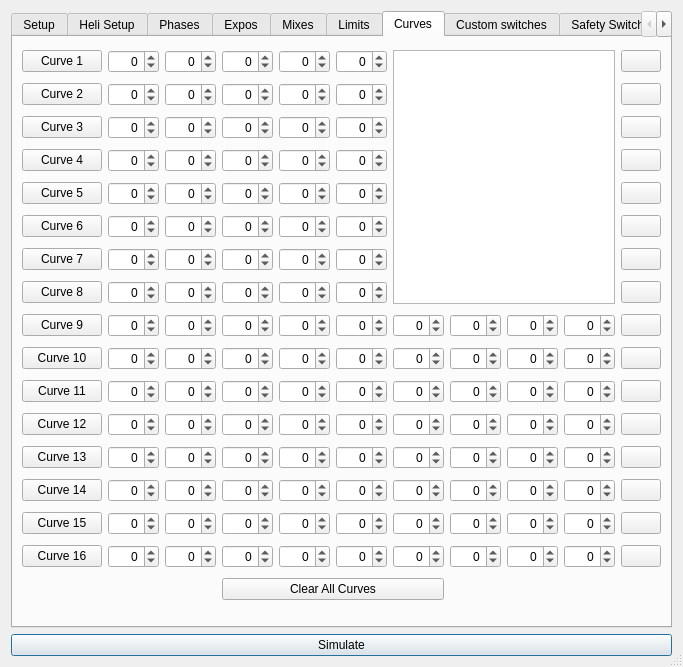
First picture: the form in src/modeledit.ui, repository roberto1903/companion9x, before the edit.
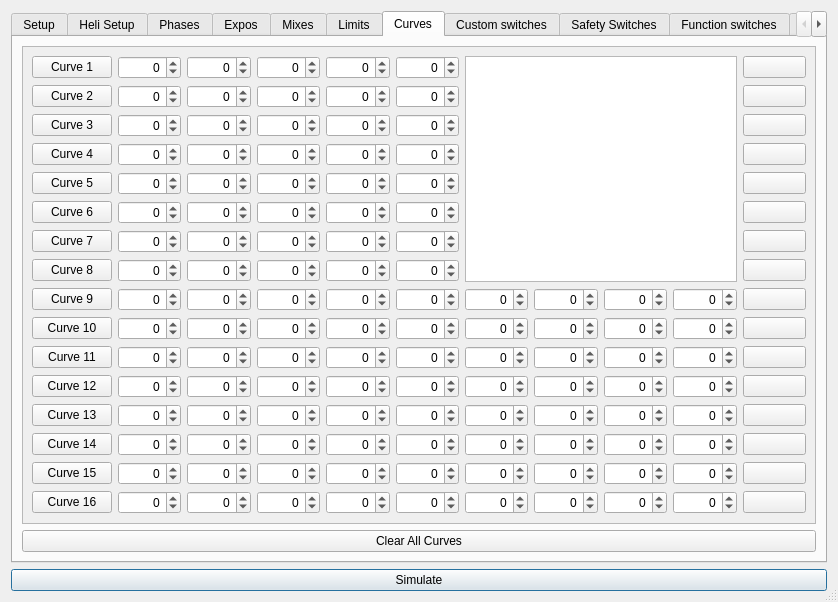
Second picture: the form after the edit. The open tabs and pages were chosen to show the change. Icons and pictures are not drawn.

Commit message: Issue 4 solved

The edit to the form file:
```diff
--- a/src/modeledit.ui
+++ b/src/modeledit.ui
@@ -6,8 +6,8 @@
    <rect>
     <x>0</x>
     <y>0</y>
-    <width>682</width>
-    <height>667</height>
+    <width>838</width>
+    <height>602</height>
    </rect>
   </property>
   <property name="windowTitle">
@@ -3507,184 +3507,37 @@
       <attribute name="title">
        <string>Curves</string>
       </attribute>
-      <layout class="QGridLayout" name="gridLayout_7" columnstretch="0,10,10,10,10,10,10,10,10,10,0">
-       <item row="0" column="0">
-        <widget class="QPushButton" name="curveEdit_1">
-         <property name="text">
-          <string>Curve 1</string>
+      <layout class="QVBoxLayout" name="verticalLayout_4">
+       <item>
+        <widget class="QScrollArea" name="scrollArea_2">
+         <property name="sizePolicy">
+          <sizepolicy hsizetype="Expanding" vsizetype="Expanding">
+           <horstretch>1</horstretch>
+           <verstretch>0</verstretch>
+          </sizepolicy>
          </property>
-        </widget>
-       </item>
-       <item row="0" column="1">
-        <widget class="QSpinBox" name="curvePt1_1">
-         <property name="alignment">
-          <set>Qt::AlignRight|Qt::AlignTrailing|Qt::AlignVCenter</set>
+         <property name="horizontalScrollBarPolicy">
+          <enum>Qt::ScrollBarAsNeeded</enum>
          </property>
-         <property name="accelerated">
+         <property name="widgetResizable">
           <bool>true</bool>
          </property>
-         <property name="minimum">
-          <number>-100</number>
-         </property>
-         <property name="maximum">
-          <number>100</number>
-         </property>
-        </widget>
-       </item>
-       <item row="0" column="2">
-        <widget class="QSpinBox" name="curvePt2_1">
-         <property name="alignment">
-          <set>Qt::AlignRight|Qt::AlignTrailing|Qt::AlignVCenter</set>
-         </property>
-         <property name="accelerated">
-          <bool>true</bool>
-         </property>
-         <property name="minimum">
-          <number>-100</number>
-         </property>
-         <property name="maximum">
-          <number>100</number>
-         </property>
-        </widget>
-       </item>
-       <item row="0" column="3">
-        <widget class="QSpinBox" name="curvePt3_1">
-         <property name="alignment">
-          <set>Qt::AlignRight|Qt::AlignTrailing|Qt::AlignVCenter</set>
-         </property>
-         <property name="accelerated">
-          <bool>true</bool>
-         </property>
-         <property name="minimum">
-          <number>-100</number>
-         </property>
-         <property name="maximum">
-          <number>100</number>
-         </property>
-        </widget>
-       </item>
-       <item row="0" column="4">
-        <widget class="QSpinBox" name="curvePt4_1">
-         <property name="alignment">
-          <set>Qt::AlignRight|Qt::AlignTrailing|Qt::AlignVCenter</set>
-         </property>
-         <property name="accelerated">
-          <bool>true</bool>
-         </property>
-         <property name="minimum">
-          <number>-100</number>
-         </property>
-         <property name="maximum">
-          <number>100</number>
-         </property>
-        </widget>
-       </item>
-       <item row="0" column="5">
-        <widget class="QSpinBox" name="curvePt5_1">
-         <property name="alignment">
-          <set>Qt::AlignRight|Qt::AlignTrailing|Qt::AlignVCenter</set>
-         </property>
-         <property name="accelerated">
-          <bool>true</bool>
-         </property>
-         <property name="minimum">
-          <number>-100</number>
-         </property>
-         <property name="maximum">
-          <number>100</number>
-         </property>
-        </widget>
-       </item>
-       <item row="0" column="6" rowspan="8" colspan="4">
-        <widget class="QGraphicsView" name="curvePreview"/>
-       </item>
-       <item row="1" column="0">
-        <widget class="QPushButton" name="curveEdit_2">
-         <property name="text">
-          <string>Curve 2</string>
-         </property>
-        </widget>
-       </item>
-       <item row="1" column="1">
-        <widget class="QSpinBox" name="curvePt1_2">
-         <property name="alignment">
-          <set>Qt::AlignRight|Qt::AlignTrailing|Qt::AlignVCenter</set>
-         </property>
-         <property name="accelerated">
-          <bool>true</bool>
-         </property>
-         <property name="minimum">
-          <number>-100</number>
-         </property>
-         <property name="maximum">
-          <number>100</number>
-         </property>
-        </widget>
-       </item>
-       <item row="1" column="2">
-        <widget class="QSpinBox" name="curvePt2_2">
-         <property name="alignment">
-          <set>Qt::AlignRight|Qt::AlignTrailing|Qt::AlignVCenter</set>
-         </property>
-         <property name="accelerated">
-          <bool>true</bool>
-         </property>
-         <property name="minimum">
-          <number>-100</number>
-         </property>
-         <property name="maximum">
-          <number>100</number>
-         </property>
-        </widget>
-       </item>
-       <item row="1" column="3">
-        <widget class="QSpinBox" name="curvePt3_2">
-         <property name="alignment">
-          <set>Qt::AlignRight|Qt::AlignTrailing|Qt::AlignVCenter</set>
-         </property>
-         <property name="accelerated">
-          <bool>true</bool>
-         </property>
-         <property name="minimum">
-          <number>-100</number>
-         </property>
-         <property name="maximum">
-          <number>100</number>
-         </property>
-        </widget>
-       </item>
-       <item row="1" column="4">
-        <widget class="QSpinBox" name="curvePt4_2">
-         <property name="alignment">
-          <set>Qt::AlignRight|Qt::AlignTrailing|Qt::AlignVCenter</set>
-         </property>
-         <property name="accelerated">
-          <bool>true</bool>
-         </property>
-         <property name="minimum">
-          <number>-100</number>
-         </property>
-         <property name="maximum">
-          <number>100</number>
-         </property>
-        </widget>
-       </item>
-       <item row="1" column="5">
-        <widget class="QSpinBox" name="curvePt5_2">
-         <property name="alignment">
-          <set>Qt::AlignRight|Qt::AlignTrailing|Qt::AlignVCenter</set>
-         </property>
-         <property name="accelerated">
-          <bool>true</bool>
-         </property>
-         <property name="minimum">
-          <number>-100</number>
-         </property>
-         <property name="maximum">
-          <number>100</number>
-         </property>
-        </widget>
-       </item>
+         <widget class="QWidget" name="scrollAreaWidgetContents_3">
+          <property name="geometry">
+           <rect>
+            <x>0</x>
+            <y>-35</y>
+            <width>786</width>
+            <height>556</height>
+           </rect>
+          </property>
+          <property name="sizePolicy">
+           <sizepolicy hsizetype="MinimumExpanding" vsizetype="Preferred">
+            <horstretch>0</horstretch>
+            <verstretch>0</verstretch>
+           </sizepolicy>
+          </property>
+          <layout class="QGridLayout" name="gridLayout_7" columnstretch="0,0,0,0,0,0,0,0,0,0,0">
        <item row="2" column="0">
         <widget class="QPushButton" name="curveEdit_3">
          <property name="text">
@@ -5415,57 +5268,6 @@
          </property>
         </widget>
        </item>
-       <item row="0" column="10">
-        <widget class="QPushButton" name="resetCurve_1">
-         <property name="minimumSize">
-          <size>
-           <width>0</width>
-           <height>0</height>
-          </size>
-         </property>
-         <property name="text">
-          <string/>
-         </property>
-         <property name="icon">
-          <iconset resource="companion9x.qrc">
-           <normaloff>:/images/clear.png</normaloff>:/images/clear.png</iconset>
-         </property>
-        </widget>
-       </item>
-       <item row="1" column="10">
-        <widget class="QPushButton" name="resetCurve_2">
-         <property name="minimumSize">
-          <size>
-           <width>0</width>
-           <height>0</height>
-          </size>
-         </property>
-         <property name="text">
-          <string/>
-         </property>
-         <property name="icon">
-          <iconset resource="companion9x.qrc">
-           <normaloff>:/images/clear.png</normaloff>:/images/clear.png</iconset>
-         </property>
-        </widget>
-       </item>
-       <item row="2" column="10">
-        <widget class="QPushButton" name="resetCurve_3">
-         <property name="minimumSize">
-          <size>
-           <width>0</width>
-           <height>0</height>
-          </size>
-         </property>
-         <property name="text">
-          <string/>
-         </property>
-         <property name="icon">
-          <iconset resource="companion9x.qrc">
-           <normaloff>:/images/clear.png</normaloff>:/images/clear.png</iconset>
-         </property>
-        </widget>
-       </item>
        <item row="3" column="10">
         <widget class="QPushButton" name="resetCurve_4">
          <property name="minimumSize">
@@ -5687,7 +5489,239 @@
          </property>
         </widget>
        </item>
-       <item row="16" column="3" colspan="4">
+           <item row="1" column="4">
+            <widget class="QSpinBox" name="curvePt4_2">
+             <property name="alignment">
+              <set>Qt::AlignRight|Qt::AlignTrailing|Qt::AlignVCenter</set>
+             </property>
+             <property name="accelerated">
+              <bool>true</bool>
+             </property>
+             <property name="minimum">
+              <number>-100</number>
+             </property>
+             <property name="maximum">
+              <number>100</number>
+             </property>
+            </widget>
+           </item>
+           <item row="1" column="5">
+            <widget class="QSpinBox" name="curvePt5_2">
+             <property name="alignment">
+              <set>Qt::AlignRight|Qt::AlignTrailing|Qt::AlignVCenter</set>
+             </property>
+             <property name="accelerated">
+              <bool>true</bool>
+             </property>
+             <property name="minimum">
+              <number>-100</number>
+             </property>
+             <property name="maximum">
+              <number>100</number>
+             </property>
+            </widget>
+           </item>
+           <item row="1" column="1">
+            <widget class="QSpinBox" name="curvePt1_2">
+             <property name="alignment">
+              <set>Qt::AlignRight|Qt::AlignTrailing|Qt::AlignVCenter</set>
+             </property>
+             <property name="accelerated">
+              <bool>true</bool>
+             </property>
+             <property name="minimum">
+              <number>-100</number>
+             </property>
+             <property name="maximum">
+              <number>100</number>
+             </property>
+            </widget>
+           </item>
+           <item row="0" column="6" rowspan="8" colspan="4">
+            <widget class="QGraphicsView" name="curvePreview"/>
+           </item>
+           <item row="1" column="2">
+            <widget class="QSpinBox" name="curvePt2_2">
+             <property name="alignment">
+              <set>Qt::AlignRight|Qt::AlignTrailing|Qt::AlignVCenter</set>
+             </property>
+             <property name="accelerated">
+              <bool>true</bool>
+             </property>
+             <property name="minimum">
+              <number>-100</number>
+             </property>
+             <property name="maximum">
+              <number>100</number>
+             </property>
+            </widget>
+           </item>
+           <item row="1" column="3">
+            <widget class="QSpinBox" name="curvePt3_2">
+             <property name="alignment">
+              <set>Qt::AlignRight|Qt::AlignTrailing|Qt::AlignVCenter</set>
+             </property>
+             <property name="accelerated">
+              <bool>true</bool>
+             </property>
+             <property name="minimum">
+              <number>-100</number>
+             </property>
+             <property name="maximum">
+              <number>100</number>
+             </property>
+            </widget>
+           </item>
+           <item row="0" column="1">
+            <widget class="QSpinBox" name="curvePt1_1">
+             <property name="alignment">
+              <set>Qt::AlignRight|Qt::AlignTrailing|Qt::AlignVCenter</set>
+             </property>
+             <property name="accelerated">
+              <bool>true</bool>
+             </property>
+             <property name="minimum">
+              <number>-100</number>
+             </property>
+             <property name="maximum">
+              <number>100</number>
+             </property>
+            </widget>
+           </item>
+           <item row="2" column="10">
+            <widget class="QPushButton" name="resetCurve_3">
+             <property name="minimumSize">
+              <size>
+               <width>0</width>
+               <height>0</height>
+              </size>
+             </property>
+             <property name="text">
+              <string/>
+             </property>
+             <property name="icon">
+              <iconset resource="companion9x.qrc">
+               <normaloff>:/images/clear.png</normaloff>:/images/clear.png</iconset>
+             </property>
+            </widget>
+           </item>
+           <item row="0" column="3">
+            <widget class="QSpinBox" name="curvePt3_1">
+             <property name="alignment">
+              <set>Qt::AlignRight|Qt::AlignTrailing|Qt::AlignVCenter</set>
+             </property>
+             <property name="accelerated">
+              <bool>true</bool>
+             </property>
+             <property name="minimum">
+              <number>-100</number>
+             </property>
+             <property name="maximum">
+              <number>100</number>
+             </property>
+            </widget>
+           </item>
+           <item row="0" column="5">
+            <widget class="QSpinBox" name="curvePt5_1">
+             <property name="alignment">
+              <set>Qt::AlignRight|Qt::AlignTrailing|Qt::AlignVCenter</set>
+             </property>
+             <property name="accelerated">
+              <bool>true</bool>
+             </property>
+             <property name="minimum">
+              <number>-100</number>
+             </property>
+             <property name="maximum">
+              <number>100</number>
+             </property>
+            </widget>
+           </item>
+           <item row="0" column="2">
+            <widget class="QSpinBox" name="curvePt2_1">
+             <property name="alignment">
+              <set>Qt::AlignRight|Qt::AlignTrailing|Qt::AlignVCenter</set>
+             </property>
+             <property name="accelerated">
+              <bool>true</bool>
+             </property>
+             <property name="minimum">
+              <number>-100</number>
+             </property>
+             <property name="maximum">
+              <number>100</number>
+             </property>
+            </widget>
+           </item>
+           <item row="1" column="10">
+            <widget class="QPushButton" name="resetCurve_2">
+             <property name="minimumSize">
+              <size>
+               <width>0</width>
+               <height>0</height>
+              </size>
+             </property>
+             <property name="text">
+              <string/>
+             </property>
+             <property name="icon">
+              <iconset resource="companion9x.qrc">
+               <normaloff>:/images/clear.png</normaloff>:/images/clear.png</iconset>
+             </property>
+            </widget>
+           </item>
+           <item row="0" column="10">
+            <widget class="QPushButton" name="resetCurve_1">
+             <property name="minimumSize">
+              <size>
+               <width>0</width>
+               <height>0</height>
+              </size>
+             </property>
+             <property name="text">
+              <string/>
+             </property>
+             <property name="icon">
+              <iconset resource="companion9x.qrc">
+               <normaloff>:/images/clear.png</normaloff>:/images/clear.png</iconset>
+             </property>
+            </widget>
+           </item>
+           <item row="0" column="4">
+            <widget class="QSpinBox" name="curvePt4_1">
+             <property name="alignment">
+              <set>Qt::AlignRight|Qt::AlignTrailing|Qt::AlignVCenter</set>
+             </property>
+             <property name="accelerated">
+              <bool>true</bool>
+             </property>
+             <property name="minimum">
+              <number>-100</number>
+             </property>
+             <property name="maximum">
+              <number>100</number>
+             </property>
+            </widget>
+           </item>
+           <item row="1" column="0">
+            <widget class="QPushButton" name="curveEdit_2">
+             <property name="text">
+              <string>Curve 2</string>
+             </property>
+            </widget>
+           </item>
+           <item row="0" column="0">
+            <widget class="QPushButton" name="curveEdit_1">
+             <property name="text">
+              <string>Curve 1</string>
+             </property>
+            </widget>
+           </item>
+          </layout>
+         </widget>
+        </widget>
+       </item>
+       <item>
         <widget class="QPushButton" name="clearMixesPB">
          <property name="text">
           <string>Clear All Curves</string>
```
Left out of the diff: 587 changed lines with no effect on the pictures. Lines whose indentation alone changed are shown as unchanged.
